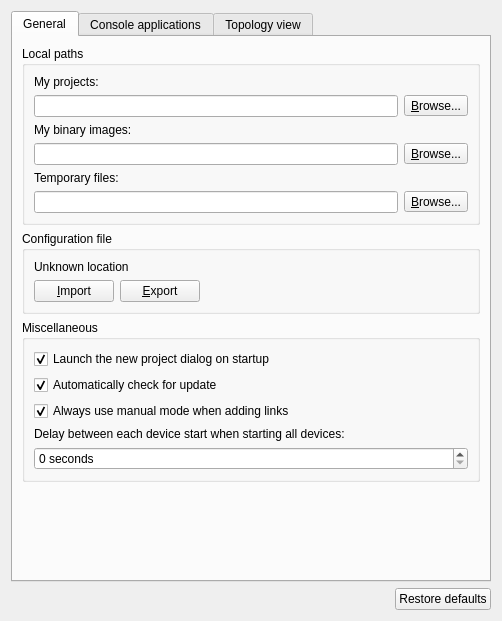
Old version of the form gns3/ui/general_preferences_page.ui in the repository GNS3/gns3-gui.
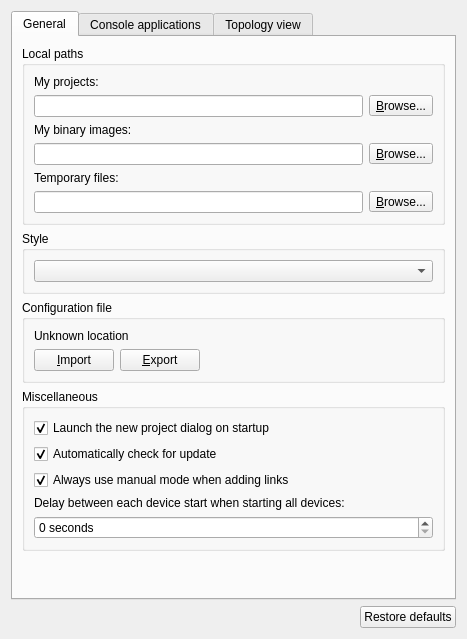
New version of the form.

Commit message: Improvement for the charcoal style & style options move to general preferences.

Patch:
```diff
--- a/gns3/ui/general_preferences_page.ui
+++ b/gns3/ui/general_preferences_page.ui
@@ -6,8 +6,8 @@
    <rect>
     <x>0</x>
     <y>0</y>
-    <width>502</width>
-    <height>621</height>
+    <width>467</width>
+    <height>639</height>
    </rect>
   </property>
   <property name="windowTitle">
@@ -23,8 +23,8 @@
       <attribute name="title">
        <string>General</string>
       </attribute>
-      <layout class="QGridLayout" name="gridLayout_8">
-       <item row="0" column="0" colspan="2">
+      <layout class="QVBoxLayout" name="verticalLayout_5">
+       <item>
         <widget class="QGroupBox" name="uiLocalPathsGroupBox">
          <property name="title">
           <string>Local paths</string>
@@ -117,7 +117,19 @@
          </layout>
         </widget>
        </item>
-       <item row="1" column="0" colspan="2">
+       <item>
+        <widget class="QGroupBox" name="uiStyleGroupBox">
+         <property name="title">
+          <string>Style</string>
+         </property>
+         <layout class="QVBoxLayout" name="verticalLayout_4">
+          <item>
+           <widget class="QComboBox" name="uiStyleComboBox"/>
+          </item>
+         </layout>
+        </widget>
+       </item>
+       <item>
         <widget class="QGroupBox" name="uiConfigurationFileGroupBox">
          <property name="title">
           <string>Configuration file</string>
@@ -164,7 +176,7 @@
          </layout>
         </widget>
        </item>
-       <item row="2" column="0" colspan="2">
+       <item>
         <widget class="QGroupBox" name="uiGeneralMiscGroupBox">
          <property name="title">
           <string>Miscellaneous</string>
@@ -226,7 +238,7 @@
          </layout>
         </widget>
        </item>
-       <item row="4" column="0" colspan="2">
+       <item>
         <spacer name="verticalSpacer">
          <property name="orientation">
           <enum>Qt::Vertical</enum>
```
The commit also changes 153 other files.
